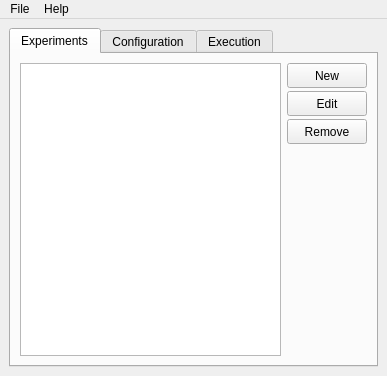
Before: the Qt Designer form saccadeApp/resources/gui_files/saccadeApp.ui in cwichel/Thesis_Code, drawn with Qt 5.
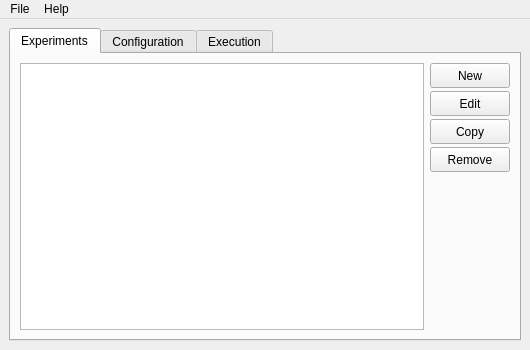
After: the same form once the commit is applied. The open tabs and pages were chosen to show the change.

```diff
--- a/saccadeApp/resources/gui_files/saccadeApp.ui
+++ b/saccadeApp/resources/gui_files/saccadeApp.ui
@@ -6,14 +6,20 @@
    <rect>
     <x>0</x>
     <y>0</y>
-    <width>380</width>
-    <height>372</height>
+    <width>530</width>
+    <height>350</height>
    </rect>
   </property>
+  <property name="minimumSize">
+   <size>
+    <width>530</width>
+    <height>350</height>
+   </size>
+  </property>
   <property name="maximumSize">
    <size>
-    <width>700</width>
-    <height>600</height>
+    <width>530</width>
+    <height>850</height>
    </size>
   </property>
   <property name="windowTitle">
@@ -22,7 +28,13 @@
   <widget class="QWidget" name="layvert_main">
    <layout class="QVBoxLayout" name="verticalLayout">
     <item>
-     <widget class="QTabWidget" name="tab_widget">
+     <widget class="QTabWidget" name="tab_main">
+      <property name="minimumSize">
+       <size>
+        <width>0</width>
+        <height>0</height>
+       </size>
+      </property>
       <property name="currentIndex">
        <number>1</number>
       </property>
@@ -88,7 +100,26 @@
            </widget>
           </item>
           <item>
-           <widget class="QPushButton" name="btn_remove_experiment">
+           <widget class="QPushButton" name="pbt_experiment_copy">
+            <property name="minimumSize">
+             <size>
+              <width>0</width>
+              <height>25</height>
+             </size>
+            </property>
+            <property name="maximumSize">
+             <size>
+              <width>16777215</width>
+              <height>25</height>
+             </size>
+            </property>
+            <property name="text">
+             <string>Copy</string>
+            </property>
+           </widget>
+          </item>
+          <item>
+           <widget class="QPushButton" name="pbt_experiment_remove">
             <property name="minimumSize">
              <size>
               <width>80</width>
@@ -560,17 +591,17 @@
     <rect>
      <x>0</x>
      <y>0</y>
-     <width>380</width>
+     <width>530</width>
      <height>21</height>
     </rect>
    </property>
-   <widget class="QMenu" name="menu_file">
+   <widget class="QMenu" name="mnu_file">
     <property name="title">
      <string>File</string>
     </property>
     <addaction name="item_exit"/>
    </widget>
-   <widget class="QMenu" name="menu_help">
+   <widget class="QMenu" name="mnu_help">
     <property name="title">
      <string>Help</string>
     </property>
@@ -578,8 +609,8 @@
     <addaction name="separator"/>
     <addaction name="item_about"/>
    </widget>
-   <addaction name="menu_file"/>
-   <addaction name="menu_help"/>
+   <addaction name="mnu_file"/>
+   <addaction name="mnu_help"/>
   </widget>
   <action name="item_exit">
    <property name="text">
```
Left out of the diff: 104 changed lines with no effect on the pictures.
